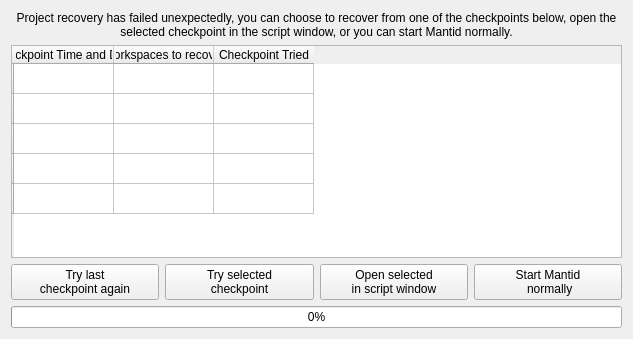
Before: the Qt Designer form qt/python/mantidqt/project/recovery/recoverygui/RecoveryFailure.ui in mantidproject/mantid, drawn with Qt 5.
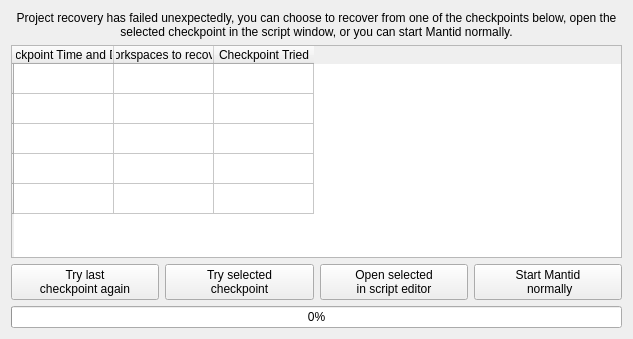
After: the same form once the commit is applied.

Commit message: Re #24656 Script Editor instead of Script Window

Patch:
```diff
--- a/qt/python/mantidqt/project/recovery/recoverygui/RecoveryFailure.ui
+++ b/qt/python/mantidqt/project/recovery/recoverygui/RecoveryFailure.ui
@@ -101,7 +101,7 @@
         <widget class="QPushButton" name="pushButton_2">
          <property name="text">
           <string>Open selected 
-in script window</string>
+in script editor</string>
          </property>
         </widget>
        </item>
```
The commit also changes 1 other file.
